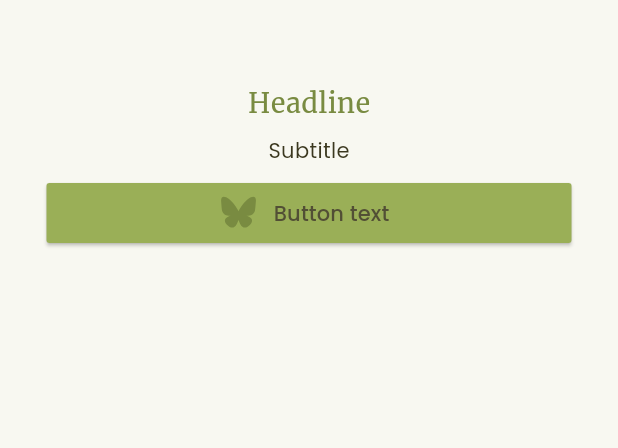
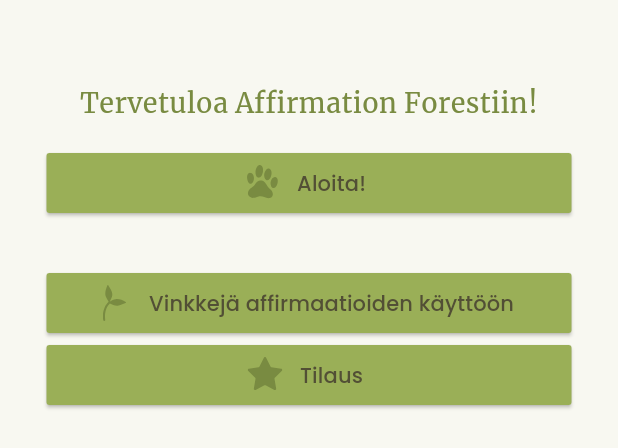
Before and after one commit to ForestiGH/affirmation_forest, a Flutter app: the StartFi widget shown alone on an empty page, opened directly, on a phone screen of 412 x 824 dp. Shown: the top 448 px of the screen. Run offline on Flutter 3.47's test engine with Material 3 defaults, Android fonts, the phone set to English and light mode, and no system bars; our stand-ins replace csv, flutter_svg, get, shared_preferences; accounts and stored records are empty; project files that could hold a hidden picture were left out.

Commit message:
Finished start screens. Started tip screens.

```diff
--- a/lib/screens/fi_start_screen.dart
+++ b/lib/screens/fi_start_screen.dart
@@ -26,24 +26,14 @@ class StartFi extends StatelessWidget {
 								backgroundColor: MyColor.bianca,
 								),
 							Text(
-								'Headline',
+								'Tervetuloa Affirmation Forestiin!',
 								style: TextStyle(
 									fontFamily: 'Merriweather',
 									color: MyColor.crete,
 									fontSize: 18,)
 								),
 								Padding(
-									padding: const EdgeInsets.only(bottom: 8),
-									),
-								Text(
-									'Subtitle',
-									style: TextStyle(
-										fontFamily: 'Poppins',
-										color: MyColor.lisbonBrown,
-										fontSize: 14,)
-									),
-								Padding(
-									padding: const EdgeInsets.only(bottom: 8),
+									padding: const EdgeInsets.only(bottom: 16),
 									),
 
 								ElevatedButton.icon(
@@ -58,11 +48,52 @@ class StartFi extends StatelessWidget {
 										style: TextStyle(
 											fontFamily: 'Poppins',
 											),
-										'Button text',),
+										'Aloita!',),
+									onPressed: () {
+									Navigator.of(context).push(fiChoice1());
+									},
+									icon: Align(
+										alignment: Alignment.centerLeft,
+										child: SvgPicture.asset(MyImages.paw, width: 30, height: 30,),),
+									),
+								Padding(
+									padding: const EdgeInsets.only(bottom: 32),
+									),
+								ElevatedButton.icon(
+									style: ElevatedButton.styleFrom(
+										fixedSize: Size(350, 20),
+										backgroundColor: MyColor.chelseaCucumber,
+										foregroundColor: MyColor.kelp,
+										shape: const RoundedRectangleBorder(
+											borderRadius: BorderRadius.all(Radius.circular(2))),
+										),
+									label: const Text(
+										style: TextStyle(
+											fontFamily: 'Poppins',
+											),
+										'Vinkkejä affirmaatioiden käyttöön',),
 									onPressed: () {},
 									icon: Align(
 										alignment: Alignment.centerLeft,
-										child: SvgPicture.asset(MyImages.butterfly, width: 30, height: 30,),),
+										child: SvgPicture.asset(MyImages.plant, width: 30, height: 30,),),
+									),
+								ElevatedButton.icon(
+									style: ElevatedButton.styleFrom(
+										fixedSize: Size(350, 20),
+										backgroundColor: MyColor.chelseaCucumber,
+										foregroundColor: MyColor.kelp,
+										shape: const RoundedRectangleBorder(
+											borderRadius: BorderRadius.all(Radius.circular(2))),
+										),
+									label: const Text(
+										style: TextStyle(
+											fontFamily: 'Poppins',
+											),
+										'Tilaus',),
+									onPressed: () {},
+									icon: Align(
+										alignment: Alignment.centerLeft,
+										child: SvgPicture.asset(MyImages.star, width: 30, height: 30,),),
 									),
 								],
 							)
--- a/pubspec.yaml
+++ b/pubspec.yaml
@@ -37,6 +37,7 @@ dependencies:
   cupertino_icons: ^1.0.8
   flutter_svg: ^2.0.17
   provider: ^6.1.4
+  in_app_purchase: ^3.2.3
 
 dev_dependencies:
   flutter_test:
```
Also changed, not shown: lib/screens/en_start_screen.dart (+37 -7 lines), lib/screens/fi_tips.dart (added, +76 -0 lines).
